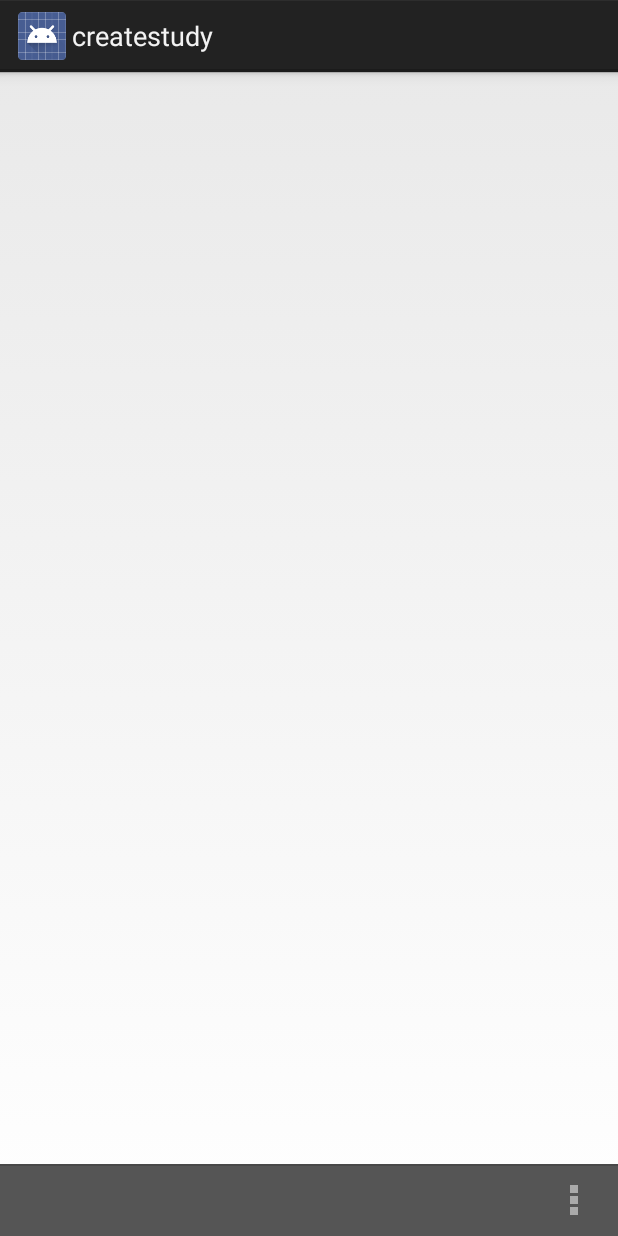
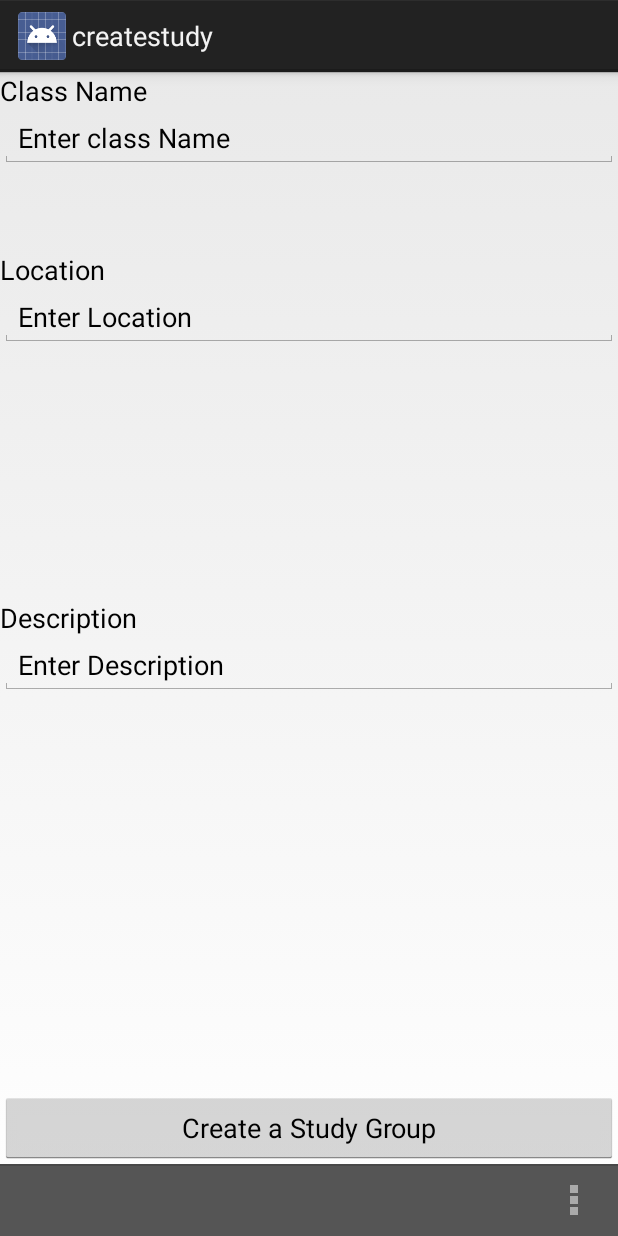
Before and after one commit to lrehmann/cahoot, an Android app: the createstudy screen opened directly, with no data from a screen before it, on a phone screen of 412 x 824 dp. Run offline under Robolectric (Android 15) with nearby library versions, the phone set to English and light mode, and no system bars; 1 statement that could not run was skipped.

Commit message:
uncommented create study intent

```diff
--- a/Cahoot-App/app/src/main/java/com/example/lukerehmann/cahoot/classstudies.java
+++ b/Cahoot-App/app/src/main/java/com/example/lukerehmann/cahoot/classstudies.java
@@ -52,7 +52,6 @@ public class classstudies extends Activity {
         Intent intent = new Intent(this, studydetail.class);
         startActivity(intent);
     }
-    /* for
 
 
     public void MakeStudy(View view) {
@@ -60,7 +59,6 @@ public class classstudies extends Activity {
         Intent intent = new Intent(this, makestudy.class);
         startActivity(intent);
     }
-*/
 
 
     @Override
--- a/Cahoot-App/app/src/main/java/com/example/lukerehmann/cahoot/studydetail.java
+++ b/Cahoot-App/app/src/main/java/com/example/lukerehmann/cahoot/studydetail.java
@@ -56,9 +56,8 @@ public class studydetail extends Activity {
 
 
 
-    @Override
-    protected void onCreate(Bundle savedInstanceState) {
-        super.onCreate(savedInstanceState);
+    protected void showbox(View view) {
+        //super.onCreate(savedInstanceState);
         setContentView(R.layout.activity_studydetail);
 //test this maybe works
         FragmentManager fm = getFragmentManager();
@@ -67,11 +66,10 @@ public class studydetail extends Activity {
         dialog.show(fm, "fragment_name");
 
 
-        if (savedInstanceState == null) {
-            getFragmentManager().beginTransaction()
+        getFragmentManager().beginTransaction()
                     .add(R.id.container, new PlaceholderFragment())
                     .commit();
-        }
+
     }
 
 
--- a/Cahoot-App/app/src/main/res/layout/activity_studydetail.xml
+++ b/Cahoot-App/app/src/main/res/layout/activity_studydetail.xml
@@ -1,4 +1,4 @@
-<FrameLayout xmlns:android="http://schemas.android.com/apk/res/android"
+ <FrameLayout xmlns:android="http://schemas.android.com/apk/res/android"
     xmlns:tools="http://schemas.android.com/tools"
     android:id="@+id/container"
     android:layout_width="match_parent"
--- a/Cahoot-App/app/src/main/res/layout/fragment_createstudy.xml
+++ b/Cahoot-App/app/src/main/res/layout/fragment_createstudy.xml
@@ -17,9 +17,6 @@
 
 
     <!--Add a description of topic of study and location-->
-
-
-    <!--Create Study Button
 
     <EditText
         android:layout_width="fill_parent"
@@ -51,54 +48,10 @@
     <Button
         android:layout_width="match_parent"
         android:layout_height="wrap_content"
-< android:layout_width android:layout_width="match_parent"
-    android:layout_height="match_parent" />="match_parent" /><<<<<< Updated upstream
-<<<<<<< Updated upstream
-<<<<<<< Updated upstream
-<<<<<<< Updated upstream
-=======
->>>>>>> Stashed changes
-        android:text="New Button"
-        android:id="@+id/button"
-=======
-< android:layout_width android:layout_width="match_parent"
-    android:layout_height="match_parent" />="match_parent" />< android:layout_height android:layout_height="match_parent"
-    android:layout_width="match_parent" />="match_parent" />< android:layout_width android:layout_width="match_parent"
-    android:layout_height="match_parent" />="match_parent" />< android:layout_width android:layout_width="match_parent"
-    android:layout_height="match_parent" />="match_parent" />< android:layout_height android:layout_height="match_parent"
-    android:layout_width="match_parent" />="match_parent" />< android:layout_width android:layout_width="match_parent"
-    android:layout_height="match_parent" />="match_parent" />< Updated
-    android:layout_height="wrap_content"
-    android:layout_width="match_parent"
-    upstream
-< android:layout_width android:layout_width="match_parent"
-    android:layout_height="match_parent" />="wrap_content"
-    android:layout_height="wrap_content" />< android:layout_width android:layout_width="match_parent"
-    android:layout_height="match_parent" />="match_parent" />< android:layout_width android:layout_height="match_parent"
-    android:layout_width="wrap_content" />="match_parent" />< android:layout_width android:layout_width="match_parent"
-    android:layout_height="match_parent" />="wrap_content"
-    android:layout_height="wrap_content" />< android:layout_height
-    android:layout_width="wrap_content"
-    android:layout_height="wrap_content" />="match_parent" />< android:layout_width android:layout_height="match_parent"
-    android:layout_width="match_parent" />="match_parent" />< Updated upstream
-        android:text="New Button"
-        android:id="@+id/button"
-    android:layout_width="wrap_content"
-    android:layout_height="wrap_content" />
-=======
->>>>>>> Stashed changes
-        android:text="Create a Study Group"
-        android:id="@+id/createStudyButton"
-        android:onClick="CreateAStudyGroup"
-<<<<<<< Updated upstream
->>>>>>> Stashed changes
-=======
+
         android:text="Create a Study Group"
         android:id="@+id/createStudy"
->>>>>>> Stashed changes
-=======
 
->>>>>>> Stashed changes
         android:layout_alignParentBottom="true"
         android:layout_alignParentLeft="true"
         android:layout_alignParentStart="true"
@@ -134,5 +87,4 @@
         android:layout_centerVertical="true"
         android:layout_alignLeft="@+id/enterDescription"
         android:layout_alignStart="@+id/enterDescription" />
-    -->
 </RelativeLayout>
--- a/Cahoot-App/app/src/main/res/layout/fragment_studydetail.xml
+++ b/Cahoot-App/app/src/main/res/layout/fragment_studydetail.xml
@@ -96,7 +96,7 @@
         android:id="@+id/attend"
         android:text="Check in"
         android:layout_width="match_parent"
-        android:onClick="alertButton"
+        android:onClick="showbox"
         android:layout_height="65dp"
         android:textColor="#2b2b2b"
         android:textSize="20dp"
```
